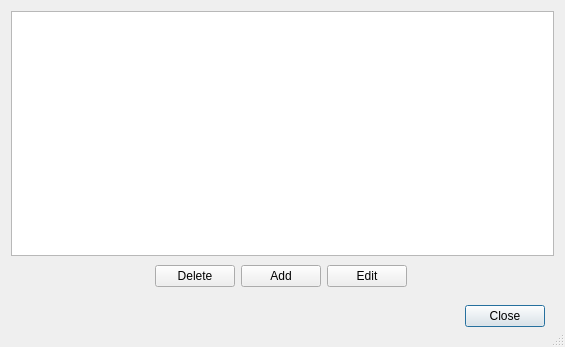
The window that pyTalkManager/gui/BrotherWindow.ui (JoelMon/pyTalkManager) describes before a commit, drawn with Qt 5.
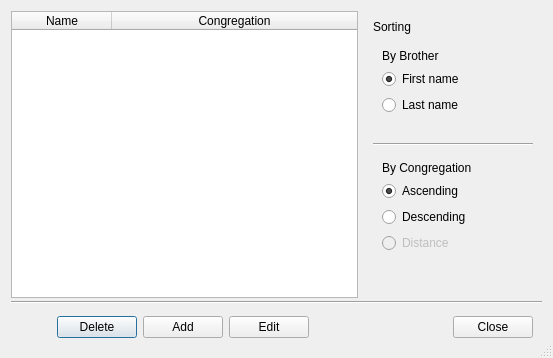
The same window after the commit.

Commit message:
Updated BrotherWindow's design.
Redesigned the BrotherWindow to include sorting radio buttons. Also added whatThis text and other minor things.

The edit to the form file:
```diff
--- a/pyTalkManager/gui/BrotherWindow.ui
+++ b/pyTalkManager/gui/BrotherWindow.ui
@@ -6,8 +6,8 @@
    <rect>
     <x>0</x>
     <y>0</y>
-    <width>565</width>
-    <height>347</height>
+    <width>553</width>
+    <height>358</height>
    </rect>
   </property>
   <property name="windowTitle">
@@ -16,6 +16,9 @@
   <property name="layoutDirection">
    <enum>Qt::LeftToRight</enum>
   </property>
+  <property name="autoFillBackground">
+   <bool>true</bool>
+  </property>
   <property name="sizeGripEnabled">
    <bool>true</bool>
   </property>
@@ -32,48 +35,13 @@
    <property name="verticalSpacing">
     <number>3</number>
    </property>
-   <item row="3" column="1" alignment="Qt::AlignBottom">
-    <widget class="QFrame" name="frame">
-     <property name="layoutDirection">
-      <enum>Qt::LeftToRight</enum>
-     </property>
-     <property name="frameShape">
-      <enum>QFrame::NoFrame</enum>
-     </property>
-     <property name="frameShadow">
-      <enum>QFrame::Plain</enum>
-     </property>
-     <layout class="QHBoxLayout" name="horizontalLayout_2">
-      <item>
-       <spacer name="horizontalSpacer">
-        <property name="orientation">
-         <enum>Qt::Horizontal</enum>
-        </property>
-        <property name="sizeHint" stdset="0">
-         <size>
-          <width>40</width>
-          <height>20</height>
-         </size>
-        </property>
-       </spacer>
-      </item>
-      <item>
-       <widget class="QPushButton" name="button_close">
-        <property name="text">
-         <string>Close</string>
-        </property>
-       </widget>
-      </item>
-     </layout>
-    </widget>
-   </item>
-   <item row="2" column="1" alignment="Qt::AlignTop">
+   <item row="2" column="0">
     <widget class="QFrame" name="frame_2">
      <property name="layoutDirection">
       <enum>Qt::LeftToRight</enum>
      </property>
      <property name="autoFillBackground">
-      <bool>false</bool>
+      <bool>true</bool>
      </property>
      <property name="frameShape">
       <enum>QFrame::NoFrame</enum>
@@ -144,8 +112,265 @@
      </layout>
     </widget>
    </item>
+   <item row="0" column="0">
+    <widget class="QTableWidget" name="tableWidget">
+     <property name="whatsThis">
+      <string>&lt;html&gt;&lt;head/&gt;&lt;body&gt;&lt;p&gt;An orderd list of all the brothers entered into the database. Names are sorted first by &lt;span style=&quot; font-style:italic;&quot;&gt;first&lt;/span&gt; or &lt;span style=&quot; font-style:italic;&quot;&gt;last&lt;/span&gt; name and then by their congregation.&lt;/p&gt;&lt;/body&gt;&lt;/html&gt;</string>
+     </property>
+     <property name="autoFillBackground">
+      <bool>true</bool>
+     </property>
+     <property name="frameShape">
+      <enum>QFrame::StyledPanel</enum>
+     </property>
+     <property name="frameShadow">
+      <enum>QFrame::Sunken</enum>
+     </property>
+     <property name="showGrid">
+      <bool>true</bool>
+     </property>
+     <attribute name="horizontalHeaderVisible">
+      <bool>true</bool>
+     </attribute>
+     <attribute name="horizontalHeaderCascadingSectionResizes">
+      <bool>false</bool>
+     </attribute>
+     <attribute name="horizontalHeaderStretchLastSection">
+      <bool>true</bool>
+     </attribute>
+     <attribute name="verticalHeaderShowSortIndicator" stdset="0">
+      <bool>false</bool>
+     </attribute>
+     <column>
+      <property name="text">
+       <string>Name</string>
+      </property>
+     </column>
+     <column>
+      <property name="text">
+       <string>Congregation</string>
+      </property>
+     </column>
+    </widget>
+   </item>
    <item row="0" column="1">
-    <widget class="QTableWidget" name="tableWidget"/>
+    <widget class="QFrame" name="frame_3">
+     <property name="layoutDirection">
+      <enum>Qt::LeftToRight</enum>
+     </property>
+     <property name="autoFillBackground">
+      <bool>true</bool>
+     </property>
+     <property name="frameShape">
+      <enum>QFrame::NoFrame</enum>
+     </property>
+     <property name="frameShadow">
+      <enum>QFrame::Plain</enum>
+     </property>
+     <layout class="QGridLayout" name="gridLayout_5">
+      <item row="3" column="0">
+       <widget class="QFrame" name="frame_5">
+        <property name="frameShape">
+         <enum>QFrame::NoFrame</enum>
+        </property>
+        <property name="frameShadow">
+         <enum>QFrame::Plain</enum>
+        </property>
+        <layout class="QGridLayout" name="gridLayout_4">
+         <item row="0" column="0">
+          <widget class="QLabel" name="label_3">
+           <property name="text">
+            <string>By Congregation</string>
+           </property>
+          </widget>
+         </item>
+         <item row="2" column="0">
+          <widget class="QRadioButton" name="radioButton_5">
+           <property name="whatsThis">
+            <string>Sort the brother list by congregation's name in descending order.</string>
+           </property>
+           <property name="text">
+            <string>Descending</string>
+           </property>
+          </widget>
+         </item>
+         <item row="1" column="0">
+          <widget class="QRadioButton" name="radioButton_4">
+           <property name="whatsThis">
+            <string>Sort the brother list by congregation's name in ascending order.</string>
+           </property>
+           <property name="text">
+            <string>Ascending</string>
+           </property>
+           <property name="checked">
+            <bool>true</bool>
+           </property>
+          </widget>
+         </item>
+         <item row="3" column="0">
+          <widget class="QRadioButton" name="radioButton_6">
+           <property name="enabled">
+            <bool>false</bool>
+           </property>
+           <property name="toolTip">
+            <string>Currently not implemented.</string>
+           </property>
+           <property name="whatsThis">
+            <string>Sort the brother list by congregation's distance from home congregation.</string>
+           </property>
+           <property name="text">
+            <string>Distance</string>
+           </property>
+           <property name="checkable">
+            <bool>true</bool>
+           </property>
+          </widget>
+         </item>
+         <item row="4" column="0">
+          <spacer name="verticalSpacer_4">
+           <property name="orientation">
+            <enum>Qt::Vertical</enum>
+           </property>
+           <property name="sizeHint" stdset="0">
+            <size>
+             <width>20</width>
+             <height>40</height>
+            </size>
+           </property>
+          </spacer>
+         </item>
+        </layout>
+       </widget>
+      </item>
+      <item row="1" column="0">
+       <widget class="QFrame" name="frame_4">
+        <property name="frameShape">
+         <enum>QFrame::NoFrame</enum>
+        </property>
+        <property name="frameShadow">
+         <enum>QFrame::Plain</enum>
+        </property>
+        <layout class="QGridLayout" name="gridLayout_3">
+         <item row="2" column="0">
+          <widget class="QRadioButton" name="radioButton_3">
+           <property name="whatsThis">
+            <string>Sort the brother list by last names.</string>
+           </property>
+           <property name="text">
+            <string>Last name</string>
+           </property>
+          </widget>
+         </item>
+         <item row="0" column="0">
+          <widget class="QLabel" name="label_2">
+           <property name="text">
+            <string>By Brother</string>
+           </property>
+          </widget>
+         </item>
+         <item row="1" column="0">
+          <widget class="QRadioButton" name="radioButton">
+           <property name="whatsThis">
+            <string>Sort the brother list by first names.</string>
+           </property>
+           <property name="text">
+            <string>First name</string>
+           </property>
+           <property name="checked">
+            <bool>true</bool>
+           </property>
+          </widget>
+         </item>
+         <item row="3" column="0">
+          <spacer name="verticalSpacer_2">
+           <property name="orientation">
+            <enum>Qt::Vertical</enum>
+           </property>
+           <property name="sizeHint" stdset="0">
+            <size>
+             <width>20</width>
+             <height>40</height>
+            </size>
+           </property>
+          </spacer>
+         </item>
+        </layout>
+       </widget>
+      </item>
+      <item row="0" column="0">
+       <widget class="QLabel" name="label">
+        <property name="text">
+         <string>Sorting</string>
+        </property>
+       </widget>
+      </item>
+      <item row="4" column="0">
+       <spacer name="verticalSpacer">
+        <property name="orientation">
+         <enum>Qt::Vertical</enum>
+        </property>
+        <property name="sizeHint" stdset="0">
+         <size>
+          <width>20</width>
+          <height>40</height>
+         </size>
+        </property>
+       </spacer>
+      </item>
+      <item row="2" column="0">
+       <widget class="Line" name="line">
+        <property name="orientation">
+         <enum>Qt::Horizontal</enum>
+        </property>
+       </widget>
+      </item>
+     </layout>
+    </widget>
+   </item>
+   <item row="2" column="1">
+    <widget class="QFrame" name="frame">
+     <property name="layoutDirection">
+      <enum>Qt::LeftToRight</enum>
+     </property>
+     <property name="autoFillBackground">
+      <bool>true</bool>
+     </property>
+     <property name="frameShape">
+      <enum>QFrame::NoFrame</enum>
+     </property>
+     <property name="frameShadow">
+      <enum>QFrame::Plain</enum>
+     </property>
+     <layout class="QGridLayout" name="gridLayout_2">
+      <item row="0" column="5">
+       <widget class="QPushButton" name="button_close">
+        <property name="text">
+         <string>Close</string>
+        </property>
+       </widget>
+      </item>
+      <item row="0" column="4">
+       <spacer name="horizontalSpacer">
+        <property name="orientation">
+         <enum>Qt::Horizontal</enum>
+        </property>
+        <property name="sizeHint" stdset="0">
+         <size>
+          <width>40</width>
+          <height>20</height>
+         </size>
+        </property>
+       </spacer>
+      </item>
+     </layout>
+    </widget>
+   </item>
+   <item row="1" column="0" colspan="2">
+    <widget class="Line" name="line_2">
+     <property name="orientation">
+      <enum>Qt::Horizontal</enum>
+     </property>
+    </widget>
    </item>
   </layout>
  </widget>
```
Left out of the diff: 9 changed lines with no effect on the pictures. The commit also changes 1 other file.
